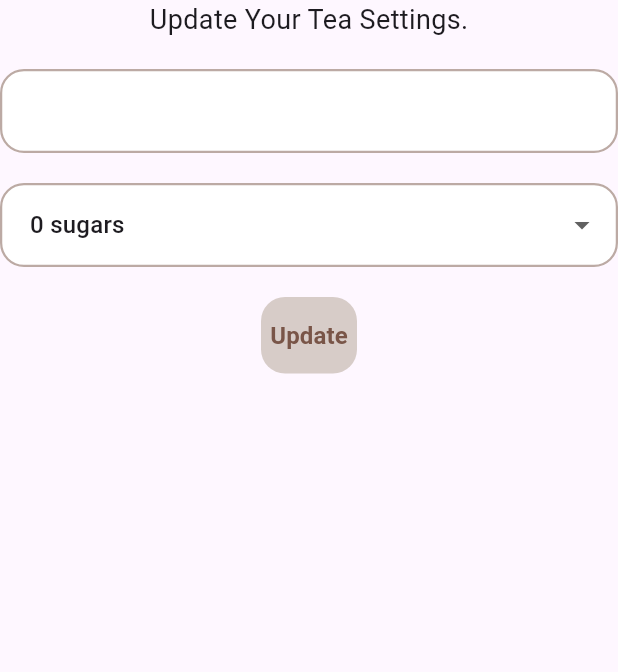
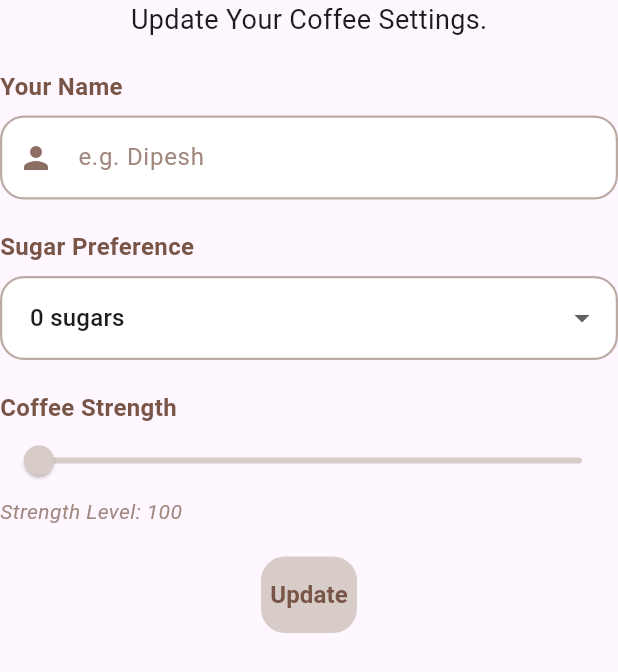
Before and after one commit to iamdipesh18/my_tea_ghar, a Flutter app: the SettingsForm widget shown alone on an empty page, opened directly, on a phone screen of 412 x 824 dp. Shown: the top 672 px of the screen. Run offline on Flutter 3.47's test engine with Material 3 defaults, Android fonts, the light colour scheme and no system bars; our stand-ins replace cloud_firestore, firebase_auth, firebase_core, flutter_spinkit; accounts and stored records are empty.

Commit message:
updating setting UI

```diff
--- a/lib/screens/home/settings_form.dart
+++ b/lib/screens/home/settings_form.dart
@@ -21,8 +21,9 @@ class _SettingsFormState extends State<SettingsForm> {
       key: _formKey,
       child: Column(
         children: <Widget>[
-          Text('Update Your Tea Settings.', style: TextStyle(fontSize: 18)),
+          Text('Update Your Coffee Settings.', style: TextStyle(fontSize: 18)),
           SizedBox(height: 20),
+          /*
           TextFormField(
             decoration: textInputDecoration,
             validator:
@@ -30,8 +31,35 @@ class _SettingsFormState extends State<SettingsForm> {
 
             onChanged: (val) => setState(() => _currentName = val),
           ),
+          */
+          Column(
+            crossAxisAlignment: CrossAxisAlignment.start,
+            children: [
+              const Text(
+                'Your Name',
+                style: TextStyle(
+                  fontSize: 16,
+                  fontWeight: FontWeight.bold,
+                  color: Colors.brown,
+                ),
+              ),
+              const SizedBox(height: 8),
+              TextFormField(
+                decoration: textInputDecoration.copyWith(
+                  hintText: 'e.g. Dipesh',
+                  prefixIcon: Icon(Icons.person, color: Colors.brown[400]),
+                ),
+                validator:
+                    (val) =>
+                        (val?.isEmpty ?? true) ? 'Please Enter a Name' : null,
+                onChanged: (val) => setState(() => _currentName = val),
+              ),
+            ],
+          ),
+
           SizedBox(height: 20),
           //dropdown
+          /*
           DropdownButtonFormField(
             decoration: textInputDecoration,
             value: _currentSugars ?? '0',
@@ -44,7 +72,80 @@ class _SettingsFormState extends State<SettingsForm> {
                 }).toList(),
             onChanged: (val) => setState(() => _currentSugars = val),
           ),
+          */
+          Column(
+            crossAxisAlignment: CrossAxisAlignment.start,
+            children: [
+              const Text(
+                'Sugar Preference',
+                style: TextStyle(
+                  fontSize: 16,
+                  fontWeight: FontWeight.bold,
+                  color: Colors.brown,
+                ),
+              ),
+              const SizedBox(height: 8),
+              DropdownButtonFormField(
+                decoration: textInputDecoration,
+                value: _currentSugars ?? '0',
+                items:
+                    sugars.map((sugar) {
+                      return DropdownMenuItem(
+                        value: sugar,
+                        child: Text('$sugar sugars'),
+                      );
+                    }).toList(),
+                onChanged: (val) => setState(() => _currentSugars = val),
+              ),
+            ],
+          ),
+
           //slider
+          /*
+          Slider(
+            value: (_currentStrength??100).toDouble(),
+            activeColor: Colors.brown[_currentStrength??100],
+            inactiveColor: Colors.brown[_currentStrength??100],
+            min:100.0,
+            max:900.0,
+            divisions:8,
+            onChanged: (value) => setState(()=>_currentStrength=  value.round()),
+            ),
+            */
+          SizedBox(height: 20),
+          Column(
+            crossAxisAlignment: CrossAxisAlignment.start,
+            children: [
+              const Text(
+                'Coffee Strength',
+                style: TextStyle(
+                  fontSize: 16,
+                  fontWeight: FontWeight.bold,
+                  color: Colors.brown,
+                ),
+              ),
+              Slider(
+                value: (_currentStrength ?? 100).toDouble(),
+                activeColor: Colors.brown[_currentStrength ?? 100],
+                inactiveColor: Colors.brown[_currentStrength ?? 100],
+                min: 100.0,
+                max: 900.0,
+                divisions: 8,
+                onChanged:
+                    (value) => setState(() => _currentStrength = value.round()),
+              ),
+              Text(
+                'Strength Level: ${_currentStrength ?? 100}',
+                style: TextStyle(
+                  fontSize: 14,
+                  color: Colors.brown[300],
+                  fontStyle: FontStyle.italic,
+                ),
+              ),
+            ],
+          ),
+
+          //update button
           SizedBox(height: 20),
           TextButton(
             onPressed: () async {
```
